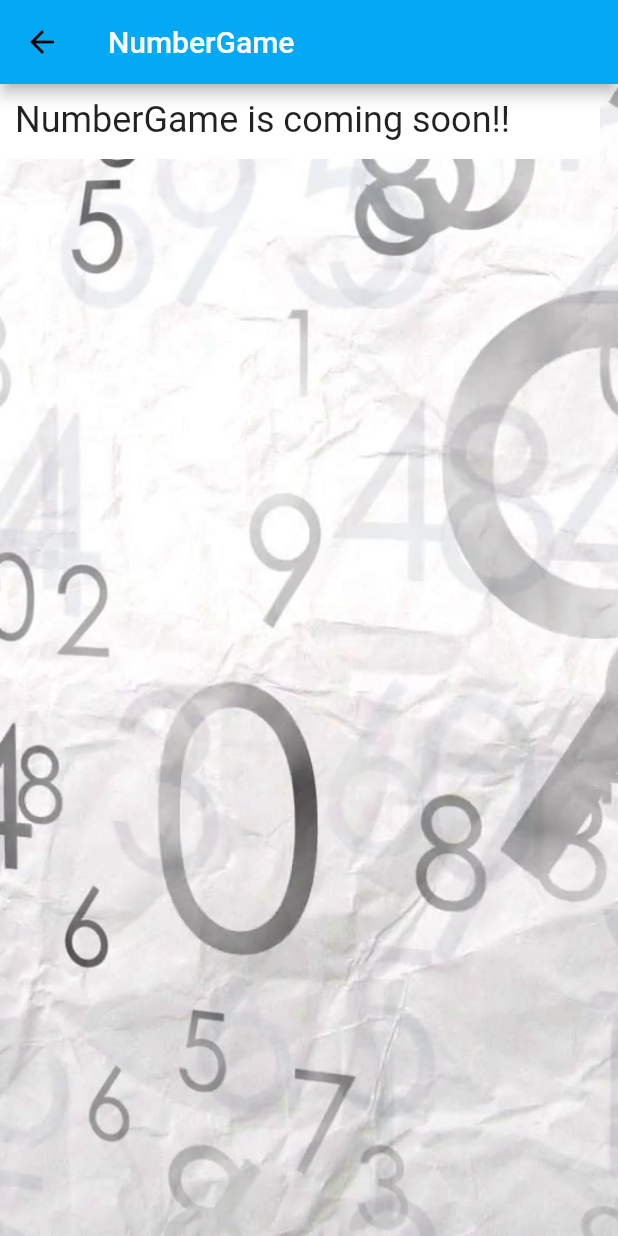
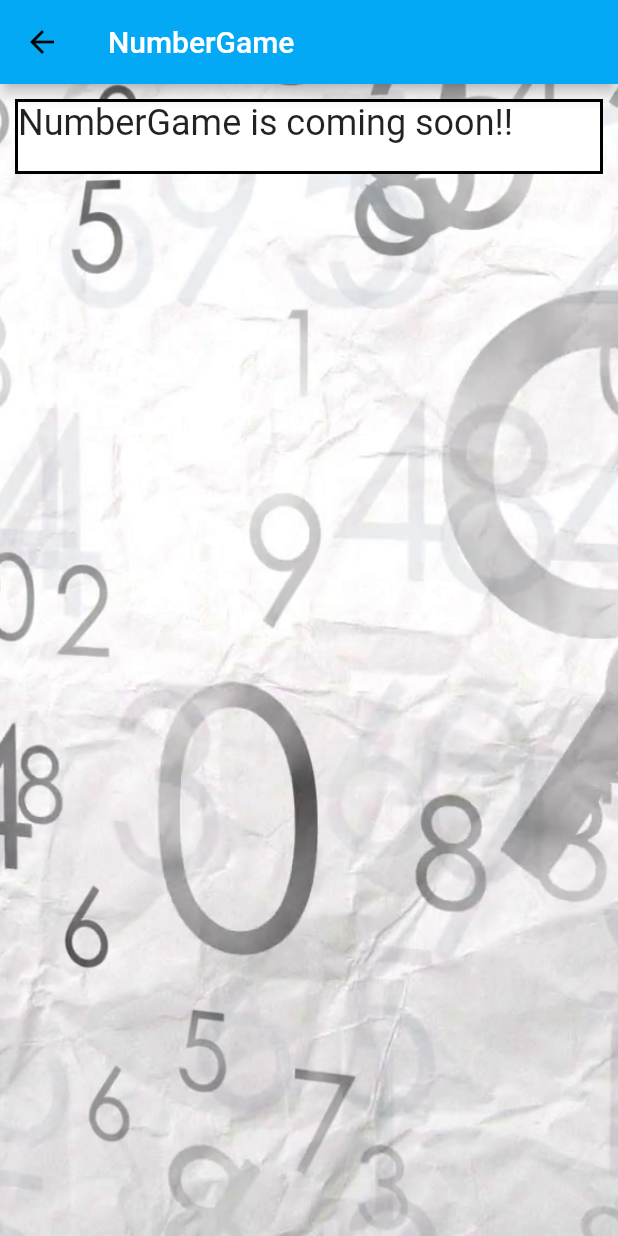
Before and after one commit to gu-tig169-ht21/gusvingrda, a Flutter app: the screen it shows after launch, after a tap on "NumberGame", on a phone screen of 412 x 824 dp. Run offline on Flutter 3.47's test engine with Material 2 defaults, Android fonts, the phone set to English and light mode, and no system bars; network calls fail.

Commit message:
Steg 3 färdigt

```diff
--- a/lib/background.dart
+++ b/lib/background.dart
@@ -1,8 +1,8 @@
-import 'package:flutter/material.dart';
+/*import 'package:flutter/material.dart';
 
 //FÖRSÖKT ATT LÄGGA IN MIN BAKGRUND I EN EGEN KLASS, MEN DET HAR GÅTT SÅDÄR
 
-/* class BackgroundImage extends StatelessWidget {
+ class BackgroundImage extends StatelessWidget {
 
   @override
   Widget build(BuildContext context) {
--- a/lib/createNewTask.dart
+++ b/lib/createNewTask.dart
@@ -58,7 +58,7 @@ class _CreateNewTaskState extends State<CreateNewTask> {
     Navigator.pop(
         context,
         TaskItem(
-            id: "",
+            taskID: "",
             taskName: taskName.toString(),
             deadline: deadline.toString(),
             description: description.toString(),
@@ -158,6 +158,7 @@ class _CreateNewTaskState extends State<CreateNewTask> {
                       });
                     } else {
                       makeTask();
+
                       // pop:en sker efter en lyckad körning av "makeTask": Navigator.pop(context);
                     }
                   },
--- a/lib/main.dart
+++ b/lib/main.dart
@@ -4,6 +4,8 @@ import 'CounterPlay.dart';
 import 'ToDo.dart';
 import 'numberGame.dart';
 import 'package:provider/provider.dart';
+import 'package:http/http.dart' as http;
+import 'dart:convert';
 
 void main() {
   var state = MyState();
@@ -18,11 +20,11 @@ class MyApp extends StatelessWidget {
   @override
   Widget build(BuildContext context) {
     return MaterialApp(
-      title: 'Flutter experiments',
+      title: 'Flutter playArea',
       theme: ThemeData(
         primarySwatch: Colors.lightBlue,
       ),
-      home: NewHomePage(title: 'Flutter Demo Home Page'),
+      home: NewHomePage(title: 'Flutter Play Area Home Page'),
     );
   }
 }
@@ -30,17 +32,33 @@ class MyApp extends StatelessWidget {
 class NewHomePage extends StatefulWidget {
   NewHomePage({Key? key, required this.title}) : super(key: key);
   final String title;
-  bool _loading = false;
   @override
   State<NewHomePage> createState() => _NewHomePageState();
 }
 
 class _NewHomePageState extends State<NewHomePage> {
+  _NewHomePageState() {
+    super.initState();
+    sendIP();
+  }
+
+  String ipText = 'loading...';
+  @override
   Widget build(BuildContext context) {
     return Scaffold(
       appBar: AppBar(
-        title: const Text('Home Page'),
+        centerTitle: true,
         backgroundColor: Colors.white,
+        title: Column(children: [
+          const Text(
+            'Flutter Play Area',
+            style: TextStyle(fontSize: 24, fontStyle: FontStyle.italic),
+          ),
+          Text(
+            'IP: $ipText',
+            style: const TextStyle(fontSize: 12),
+          )
+        ]),
       ),
       body: Container(
         constraints: const BoxConstraints.expand(),
@@ -58,7 +76,7 @@ class _NewHomePageState extends State<NewHomePage> {
     );
   }
 
-// ------- Below are the functions --------------
+  // ------- Below are the functions --------------
   Widget _buttonCounterPlay() {
     var isPressed = false;
     return (FloatingActionButton.extended(
@@ -123,6 +141,20 @@ class _NewHomePageState extends State<NewHomePage> {
     ));
   }
 
+  void sendIP() async {
+    var result = await _fetchIP();
+    setState(() {
+      ipText = result;
+    });
+  }
+
+  Future<String> _fetchIP() async {
+    http.Response response = await http.get(Uri.parse('https://api.myip.com'));
+    var jsonData = response.body;
+    var ip = jsonDecode(jsonData);
+    return ip['ip'].toString();
+  }
+
   _backgroundImage() {
     return const BoxDecoration(
       image: DecorationImage(
--- a/lib/numberGame.dart
+++ b/lib/numberGame.dart
@@ -1,9 +1,9 @@
 // ignore_for_file: file_names
 
+import 'dart:convert';
+import 'package:http/http.dart' as http;
 import 'package:flutter/material.dart';
-import 'text_section.dart';
-import 'CounterPlay.dart';
-import 'ToDo.dart';
+import 'api.dart';
 
 class numberGame extends StatefulWidget {
   const numberGame({Key? key, required this.title}) : super(key: key);
@@ -22,9 +22,9 @@ class _numberGameState extends State<numberGame> {
       body: Container(
         constraints: const BoxConstraints.expand(),
         decoration: _backgroundImage(),
-        child: Stack(children: [
-          Container(height: 50, width: 400, color: Colors.white),
+        child: Column(children: [
           _comingSoon(),
+          //_apiTester(),
         ]),
       ),
     );
@@ -32,6 +32,11 @@ class _numberGameState extends State<numberGame> {
 
   Widget _comingSoon() {
     return Container(
+      decoration: BoxDecoration(
+          border: Border.all(color: Colors.black, width: 2.0),
+          color: Colors.white),
+      height: 50,
+      width: 400,
       margin: const EdgeInsets.all(10),
       child: const Text(
         'NumberGame is coming soon!!',
@@ -39,6 +44,29 @@ class _numberGameState extends State<numberGame> {
       ),
     );
   }
+
+/*   Widget _apiTester() {
+    String api_key = "";
+    return Container(
+      child: ElevatedButton(
+        child: const Text('Get API-key'),
+        onPressed: () {
+          _getKey();
+          print(api_key);
+        },
+      ),
+    );
+  }
+
+  static Future<String> _getKey() async {
+    var API_URL = 'https://todoapp-api-pyq5q.ondigitalocean.app/register';
+    var response = await http.get(Uri.parse(API_URL));
+    var bodyString = response.body;
+    print(bodyString);
+    var api_key = jsonDecode(bodyString);
+    print(api_key);
+    return api_key.toString();
+  } */
 
   _backgroundImage() {
     return const BoxDecoration(
--- a/lib/task_list.dart
+++ b/lib/task_list.dart
@@ -13,6 +13,8 @@ class TaskList extends StatelessWidget {
 
   @override
   Widget build(BuildContext context) {
+    var state = Provider.of<MyState>(context, listen: false);
+    state.getList();
     return StatefulBuilder(
       builder: (Context, setState) => Column(
           children: taskList
@@ -41,7 +43,6 @@ class TaskList extends StatelessWidget {
                   {
                     state.changeChecked(taskItem);
                   }
-                  ;
                 }),
             title: Text(
               taskItem.taskName,
--- a/lib/viewTask.dart
+++ b/lib/viewTask.dart
@@ -43,7 +43,7 @@ class ViewTaskState extends State<ViewTask> {
         constraints: const BoxConstraints.expand(),
         decoration: _backgroundImage(),
         padding:
-            const EdgeInsets.only(left: 15, top: 15, right: 15, bottom: 80),
+            const EdgeInsets.only(left: 15, top: 15, right: 15, bottom: 15),
         child: Container(
           decoration: const BoxDecoration(color: Colors.white70),
           padding: const EdgeInsets.all(10),
@@ -79,7 +79,7 @@ class ViewTaskState extends State<ViewTask> {
                 Container(
                   height: 150,
                 ),
-              ])
+              ]),
             ],
           ),
         ),
```
Also changed, not shown: lib/ToDo.dart (+36 -40 lines), lib/filterView.dart (deleted, +0 -59 lines), lib/menu_item.dart (deleted, +0 -13 lines), lib/menu_items.dart (deleted, +0 -11 lines), lib/task_model.dart (+47 -14 lines).
